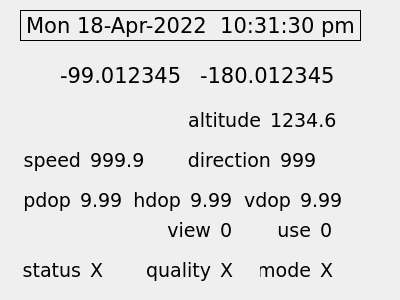
Before: the Qt Designer form Qt/gps/BasicDisplay.ui in bradselb/examples, drawn with Qt 5.
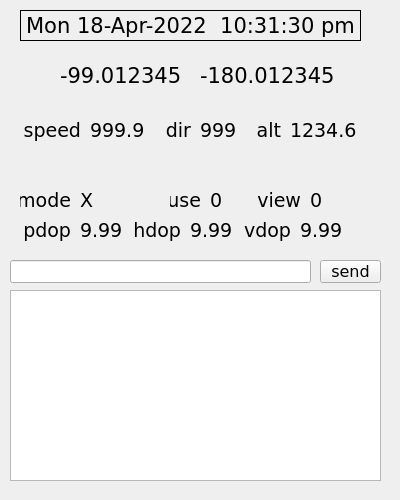
After: the same form once the commit is applied.

Commit message: rearrage UI and add support for proprietary commands

```diff
--- a/Qt/gps/BasicDisplay.ui
+++ b/Qt/gps/BasicDisplay.ui
@@ -8,19 +8,19 @@
     <x>0</x>
     <y>0</y>
     <width>400</width>
-    <height>300</height>
+    <height>500</height>
    </rect>
   </property>
   <property name="minimumSize">
    <size>
     <width>400</width>
-    <height>300</height>
+    <height>250</height>
    </size>
   </property>
   <property name="maximumSize">
    <size>
     <width>400</width>
-    <height>300</height>
+    <height>500</height>
    </size>
   </property>
   <property name="font">
@@ -70,8 +70,8 @@
   <widget class="QLabel" name="altitude">
    <property name="geometry">
     <rect>
-     <x>270</x>
-     <y>110</y>
+     <x>290</x>
+     <y>120</y>
      <width>71</width>
      <height>21</height>
     </rect>
@@ -116,9 +116,9 @@
   <widget class="QLabel" name="inuse">
    <property name="geometry">
     <rect>
-     <x>320</x>
-     <y>220</y>
-     <width>30</width>
+     <x>210</x>
+     <y>190</y>
+     <width>31</width>
      <height>21</height>
     </rect>
    </property>
@@ -137,9 +137,9 @@
   <widget class="QLabel" name="label_1">
    <property name="geometry">
     <rect>
-     <x>180</x>
-     <y>110</y>
-     <width>81</width>
+     <x>250</x>
+     <y>120</y>
+     <width>31</width>
      <height>21</height>
     </rect>
    </property>
@@ -149,7 +149,7 @@
     </font>
    </property>
    <property name="text">
-    <string>altitude</string>
+    <string>alt</string>
    </property>
    <property name="alignment">
     <set>Qt::AlignRight|Qt::AlignTrailing|Qt::AlignVCenter</set>
@@ -158,9 +158,9 @@
   <widget class="QLabel" name="label_2">
    <property name="geometry">
     <rect>
-     <x>270</x>
-     <y>220</y>
-     <width>41</width>
+     <x>170</x>
+     <y>190</y>
+     <width>31</width>
      <height>21</height>
     </rect>
    </property>
@@ -176,53 +176,11 @@
     <set>Qt::AlignRight|Qt::AlignTrailing|Qt::AlignVCenter</set>
    </property>
   </widget>
-  <widget class="QLabel" name="fixquality">
-   <property name="geometry">
-    <rect>
-     <x>220</x>
-     <y>260</y>
-     <width>20</width>
-     <height>21</height>
-    </rect>
-   </property>
-   <property name="font">
-    <font>
-     <pointsize>14</pointsize>
-    </font>
-   </property>
-   <property name="text">
-    <string>X</string>
-   </property>
-   <property name="alignment">
-    <set>Qt::AlignLeading|Qt::AlignLeft|Qt::AlignVCenter</set>
-   </property>
-  </widget>
-  <widget class="QLabel" name="label_3">
-   <property name="geometry">
-    <rect>
-     <x>140</x>
-     <y>260</y>
-     <width>71</width>
-     <height>21</height>
-    </rect>
-   </property>
-   <property name="font">
-    <font>
-     <pointsize>14</pointsize>
-    </font>
-   </property>
-   <property name="text">
-    <string>quality</string>
-   </property>
-   <property name="alignment">
-    <set>Qt::AlignRight|Qt::AlignTrailing|Qt::AlignVCenter</set>
-   </property>
-  </widget>
   <widget class="QLabel" name="inview">
    <property name="geometry">
     <rect>
-     <x>220</x>
-     <y>220</y>
+     <x>310</x>
+     <y>190</y>
      <width>30</width>
      <height>21</height>
     </rect>
@@ -242,8 +200,8 @@
   <widget class="QLabel" name="label_6">
    <property name="geometry">
     <rect>
-     <x>160</x>
-     <y>220</y>
+     <x>250</x>
+     <y>190</y>
      <width>51</width>
      <height>21</height>
     </rect>
@@ -260,54 +218,11 @@
     <set>Qt::AlignRight|Qt::AlignTrailing|Qt::AlignVCenter</set>
    </property>
   </widget>
-  <widget class="QLabel" name="label_7">
-   <property name="geometry">
-    <rect>
-     <x>20</x>
-     <y>260</y>
-     <width>61</width>
-     <height>21</height>
-    </rect>
-   </property>
-   <property name="font">
-    <font>
-     <family>DejaVu Sans</family>
-     <pointsize>14</pointsize>
-    </font>
-   </property>
-   <property name="text">
-    <string>status</string>
-   </property>
-   <property name="alignment">
-    <set>Qt::AlignRight|Qt::AlignTrailing|Qt::AlignVCenter</set>
-   </property>
-  </widget>
-  <widget class="QLabel" name="fixstatus">
-   <property name="geometry">
-    <rect>
-     <x>90</x>
-     <y>260</y>
-     <width>20</width>
-     <height>21</height>
-    </rect>
-   </property>
-   <property name="font">
-    <font>
-     <pointsize>14</pointsize>
-    </font>
-   </property>
-   <property name="text">
-    <string>X</string>
-   </property>
-   <property name="alignment">
-    <set>Qt::AlignLeading|Qt::AlignLeft|Qt::AlignVCenter</set>
-   </property>
-  </widget>
   <widget class="QLabel" name="label_9">
    <property name="geometry">
     <rect>
-     <x>260</x>
-     <y>260</y>
+     <x>20</x>
+     <y>190</y>
      <width>51</width>
      <height>21</height>
     </rect>
@@ -327,8 +242,8 @@
   <widget class="QLabel" name="fixmode">
    <property name="geometry">
     <rect>
-     <x>320</x>
-     <y>260</y>
+     <x>80</x>
+     <y>190</y>
      <width>20</width>
      <height>21</height>
     </rect>
@@ -348,9 +263,9 @@
   <widget class="QLabel" name="label_8">
    <property name="geometry">
     <rect>
-     <x>180</x>
-     <y>150</y>
-     <width>91</width>
+     <x>160</x>
+     <y>120</y>
+     <width>31</width>
      <height>21</height>
     </rect>
    </property>
@@ -360,7 +275,7 @@
     </font>
    </property>
    <property name="text">
-    <string>direction</string>
+    <string>dir</string>
    </property>
    <property name="alignment">
     <set>Qt::AlignRight|Qt::AlignTrailing|Qt::AlignVCenter</set>
@@ -370,7 +285,7 @@
    <property name="geometry">
     <rect>
      <x>20</x>
-     <y>150</y>
+     <y>120</y>
      <width>61</width>
      <height>21</height>
     </rect>
@@ -390,8 +305,8 @@
   <widget class="QLabel" name="direction">
    <property name="geometry">
     <rect>
-     <x>280</x>
-     <y>150</y>
+     <x>200</x>
+     <y>120</y>
      <width>41</width>
      <height>21</height>
     </rect>
@@ -409,7 +324,7 @@
    <property name="geometry">
     <rect>
      <x>90</x>
-     <y>150</y>
+     <y>120</y>
      <width>61</width>
      <height>21</height>
     </rect>
@@ -430,7 +345,7 @@
    <property name="geometry">
     <rect>
      <x>20</x>
-     <y>190</y>
+     <y>220</y>
      <width>51</width>
      <height>21</height>
     </rect>
@@ -451,7 +366,7 @@
    <property name="geometry">
     <rect>
      <x>80</x>
-     <y>190</y>
+     <y>220</y>
      <width>41</width>
      <height>21</height>
     </rect>
@@ -472,7 +387,7 @@
    <property name="geometry">
     <rect>
      <x>130</x>
-     <y>190</y>
+     <y>220</y>
      <width>51</width>
      <height>21</height>
     </rect>
@@ -493,7 +408,7 @@
    <property name="geometry">
     <rect>
      <x>190</x>
-     <y>190</y>
+     <y>220</y>
      <width>41</width>
      <height>21</height>
     </rect>
@@ -514,7 +429,7 @@
    <property name="geometry">
     <rect>
      <x>240</x>
-     <y>190</y>
+     <y>220</y>
      <width>51</width>
      <height>21</height>
     </rect>
@@ -535,7 +450,7 @@
    <property name="geometry">
     <rect>
      <x>300</x>
-     <y>190</y>
+     <y>220</y>
      <width>41</width>
      <height>21</height>
     </rect>
@@ -552,6 +467,69 @@
     <set>Qt::AlignLeading|Qt::AlignLeft|Qt::AlignVCenter</set>
    </property>
   </widget>
+  <widget class="QPushButton" name="sendButton">
+   <property name="geometry">
+    <rect>
+     <x>320</x>
+     <y>260</y>
+     <width>61</width>
+     <height>23</height>
+    </rect>
+   </property>
+   <property name="font">
+    <font>
+     <pointsize>12</pointsize>
+    </font>
+   </property>
+   <property name="text">
+    <string>send</string>
+   </property>
+  </widget>
+  <widget class="QLineEdit" name="messageEdit">
+   <property name="geometry">
+    <rect>
+     <x>10</x>
+     <y>260</y>
+     <width>301</width>
+     <height>23</height>
+    </rect>
+   </property>
+   <property name="font">
+    <font>
+     <pointsize>12</pointsize>
+    </font>
+   </property>
+   <property name="maxLength">
+    <number>64</number>
+   </property>
+  </widget>
+  <widget class="QTextEdit" name="replyEdit">
+   <property name="geometry">
+    <rect>
+     <x>10</x>
+     <y>290</y>
+     <width>371</width>
+     <height>191</height>
+    </rect>
+   </property>
+   <property name="sizePolicy">
+    <sizepolicy hsizetype="Fixed" vsizetype="Fixed">
+     <horstretch>0</horstretch>
+     <verstretch>0</verstretch>
+    </sizepolicy>
+   </property>
+   <property name="font">
+    <font>
+     <pointsize>12</pointsize>
+    </font>
+   </property>
+   <property name="acceptDrops">
+    <bool>false</bool>
+   </property>
+   <property name="readOnly">
+    <bool>true</bool>
+   </property>
+  </widget>
  </widget>
  <resources/>
  <connections/>
```
The commit also changes 7 other files.
